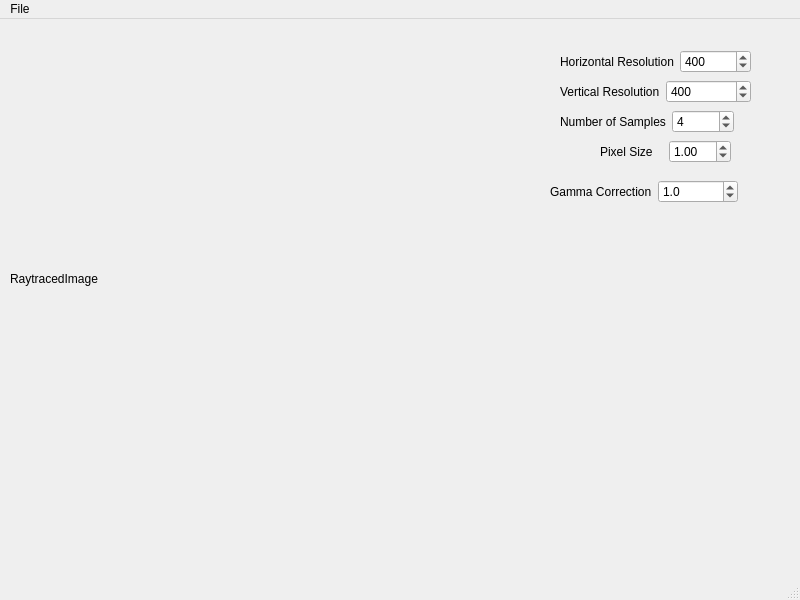
The window that projects/mainwindow.ui (thiagowfx/raytracer-lcg-2014) describes before a commit, drawn with Qt 5.
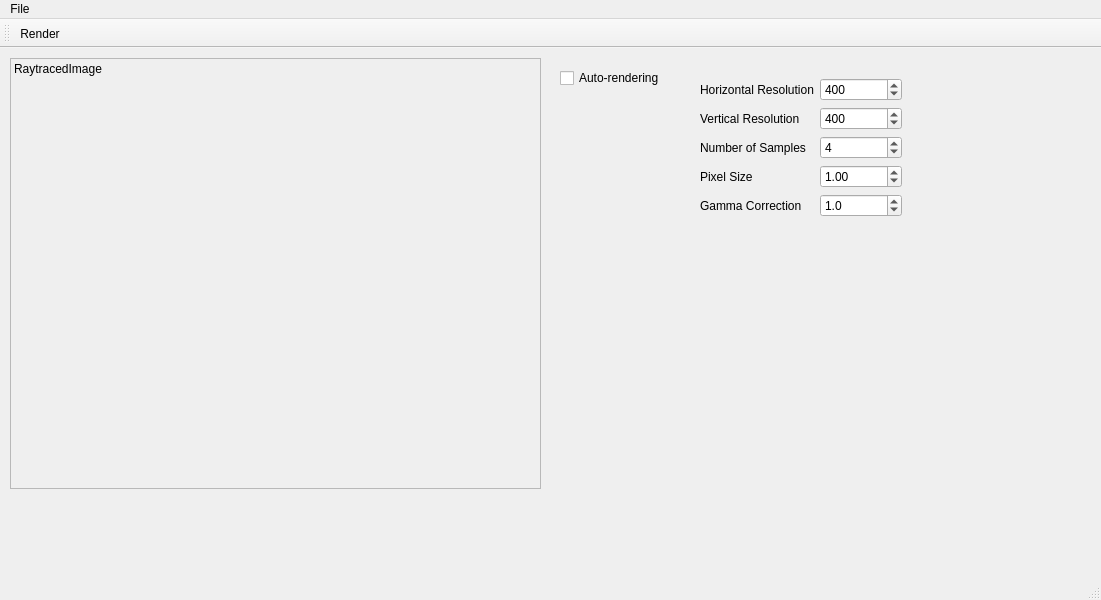
The same window after the commit. Icons and pictures are not drawn.

Diff of the .ui file:
```diff
--- a/projects/mainwindow.ui
+++ b/projects/mainwindow.ui
@@ -6,7 +6,7 @@
    <rect>
     <x>0</x>
     <y>0</y>
-    <width>800</width>
+    <width>1101</width>
     <height>600</height>
    </rect>
   </property>
@@ -19,67 +19,54 @@
      <rect>
       <x>10</x>
       <y>10</y>
-      <width>500</width>
-      <height>500</height>
+      <width>531</width>
+      <height>431</height>
      </rect>
     </property>
+    <property name="frameShape">
+     <enum>QFrame::StyledPanel</enum>
+    </property>
     <property name="text">
      <string>RaytracedImage</string>
     </property>
+    <property name="alignment">
+     <set>Qt::AlignLeading|Qt::AlignLeft|Qt::AlignTop</set>
+    </property>
    </widget>
-   <widget class="QWidget" name="layoutWidget">
+   <widget class="QCheckBox" name="checkBox">
     <property name="geometry">
      <rect>
       <x>560</x>
-      <y>60</y>
-      <width>191</width>
-      <height>25</height>
+      <y>20</y>
+      <width>111</width>
+      <height>20</height>
      </rect>
     </property>
-    <layout class="QHBoxLayout" name="horizontalLayout_2">
-     <item>
-      <widget class="QLabel" name="label_2">
-       <property name="text">
-        <string>Vertical Resolution</string>
-       </property>
-      </widget>
-     </item>
-     <item>
-      <widget class="QSpinBox" name="verticalResolutionSpinBox">
-       <property name="minimum">
-        <number>1</number>
-       </property>
-       <property name="maximum">
-        <number>800</number>
-       </property>
-       <property name="singleStep">
-        <number>10</number>
-       </property>
-       <property name="value">
-        <number>400</number>
-       </property>
-      </widget>
-     </item>
-    </layout>
+    <property name="text">
+     <string>Auto-rendering</string>
+    </property>
    </widget>
-   <widget class="QWidget" name="layoutWidget">
+   <widget class="QWidget" name="formLayoutWidget">
     <property name="geometry">
      <rect>
-      <x>560</x>
+      <x>700</x>
       <y>30</y>
-      <width>191</width>
-      <height>25</height>
+      <width>202</width>
+      <height>141</height>
      </rect>
     </property>
-    <layout class="QHBoxLayout" name="horizontalLayout">
-     <item>
+    <layout class="QFormLayout" name="formLayout">
+     <property name="fieldGrowthPolicy">
+      <enum>QFormLayout::AllNonFixedFieldsGrow</enum>
+     </property>
+     <item row="0" column="0">
       <widget class="QLabel" name="label">
        <property name="text">
         <string>Horizontal Resolution</string>
        </property>
       </widget>
      </item>
-     <item>
+     <item row="0" column="1">
       <widget class="QSpinBox" name="horizontalResolutionSpinBox">
        <property name="minimum">
         <number>1</number>
@@ -95,26 +82,37 @@
        </property>
       </widget>
      </item>
-    </layout>
-   </widget>
-   <widget class="QWidget" name="layoutWidget">
-    <property name="geometry">
-     <rect>
-      <x>560</x>
-      <y>90</y>
-      <width>174</width>
-      <height>25</height>
-     </rect>
-    </property>
-    <layout class="QHBoxLayout" name="horizontalLayout_3">
-     <item>
+     <item row="1" column="0">
+      <widget class="QLabel" name="label_2">
+       <property name="text">
+        <string>Vertical Resolution</string>
+       </property>
+      </widget>
+     </item>
+     <item row="1" column="1">
+      <widget class="QSpinBox" name="verticalResolutionSpinBox">
+       <property name="minimum">
+        <number>1</number>
+       </property>
+       <property name="maximum">
+        <number>800</number>
+       </property>
+       <property name="singleStep">
+        <number>10</number>
+       </property>
+       <property name="value">
+        <number>400</number>
+       </property>
+      </widget>
+     </item>
+     <item row="2" column="0">
       <widget class="QLabel" name="label_3">
        <property name="text">
         <string>Number of Samples</string>
        </property>
       </widget>
      </item>
-     <item>
+     <item row="2" column="1">
       <widget class="QSpinBox" name="numberOfSamplesSpinBox">
        <property name="minimum">
         <number>1</number>
@@ -127,26 +125,14 @@
        </property>
       </widget>
      </item>
-    </layout>
-   </widget>
-   <widget class="QWidget" name="">
-    <property name="geometry">
-     <rect>
-      <x>600</x>
-      <y>120</y>
-      <width>131</width>
-      <height>25</height>
-     </rect>
-    </property>
-    <layout class="QHBoxLayout" name="horizontalLayout_4">
-     <item>
+     <item row="3" column="0">
       <widget class="QLabel" name="label_4">
        <property name="text">
         <string>Pixel Size</string>
        </property>
       </widget>
      </item>
-     <item>
+     <item row="3" column="1">
       <widget class="QDoubleSpinBox" name="pixelSizeDoubleSpinBox">
        <property name="minimum">
         <double>0.100000000000000</double>
@@ -162,26 +148,14 @@
        </property>
       </widget>
      </item>
-    </layout>
-   </widget>
-   <widget class="QWidget" name="">
-    <property name="geometry">
-     <rect>
-      <x>550</x>
-      <y>160</y>
-      <width>188</width>
-      <height>25</height>
-     </rect>
-    </property>
-    <layout class="QHBoxLayout" name="horizontalLayout_5">
-     <item>
+     <item row="4" column="0">
       <widget class="QLabel" name="label_5">
        <property name="text">
         <string>Gamma Correction</string>
        </property>
       </widget>
      </item>
-     <item>
+     <item row="4" column="1">
       <widget class="QDoubleSpinBox" name="gammaCorrectionDoubleSpinBox">
        <property name="decimals">
         <number>1</number>
@@ -208,7 +182,7 @@
     <rect>
      <x>0</x>
      <y>0</y>
-     <width>800</width>
+     <width>1101</width>
      <height>19</height>
     </rect>
    </property>
@@ -221,6 +195,18 @@
    <addaction name="menuFile"/>
   </widget>
   <widget class="QStatusBar" name="statusbar"/>
+  <widget class="QToolBar" name="toolBar">
+   <property name="windowTitle">
+    <string>toolBar</string>
+   </property>
+   <attribute name="toolBarArea">
+    <enum>TopToolBarArea</enum>
+   </attribute>
+   <attribute name="toolBarBreak">
+    <bool>false</bool>
+   </attribute>
+   <addaction name="actionRender"/>
+  </widget>
   <action name="actionQuit">
    <property name="text">
     <string>Quit</string>
@@ -229,6 +215,30 @@
     <string>Ctrl+Q</string>
    </property>
   </action>
+  <action name="actionSave_PNG_Image">
+   <property name="icon">
+    <iconset resource="resources.qrc">
+     <normaloff>:/assets/assets/save-24x24.png</normaloff>:/assets/assets/save-24x24.png</iconset>
+   </property>
+   <property name="text">
+    <string>Export image</string>
+   </property>
+   <property name="shortcut">
+    <string>Ctrl+S</string>
+   </property>
+  </action>
+  <action name="actionRender">
+   <property name="icon">
+    <iconset resource="resources.qrc">
+     <normaloff>:/assets/assets/camera-24x24.png</normaloff>:/assets/assets/camera-24x24.png</iconset>
+   </property>
+   <property name="text">
+    <string>Render</string>
+   </property>
+   <property name="shortcut">
+    <string>F5</string>
+   </property>
+  </action>
  </widget>
  <resources/>
  <connections>
```
Left out of the diff: 86 changed lines with no effect on the pictures.
